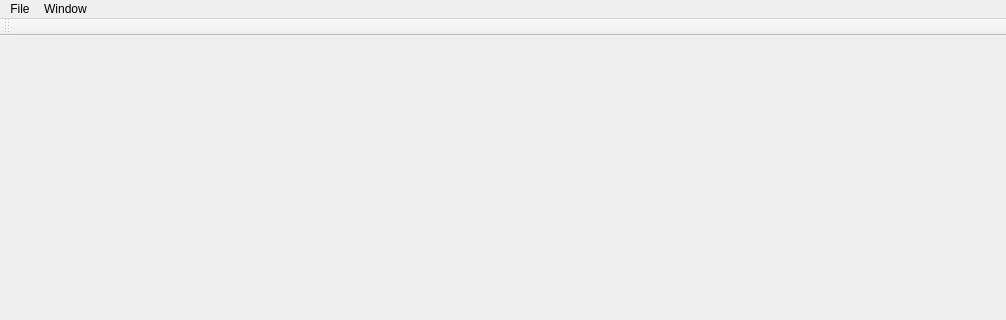
First picture: the form in RoadFeatureExplorer/MainWindow.ui, repository gnishida/StreetDesigner, before the edit; both pictures show x 0 to 1006 and y 0 to 320 of the 1006 by 800 pixel window.
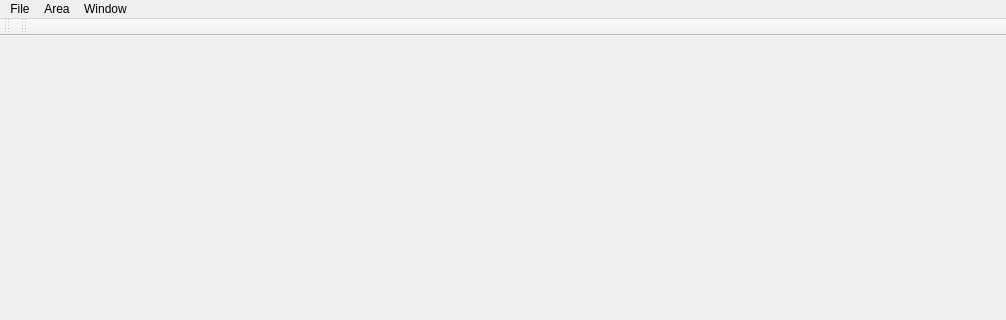
Second picture: the form after the edit. Icons and pictures are not drawn.

```diff
--- a/RoadFeatureExplorer/MainWindow.ui
+++ b/RoadFeatureExplorer/MainWindow.ui
@@ -44,7 +44,14 @@
     </property>
     <addaction name="actionControlWidget"/>
    </widget>
+   <widget class="QMenu" name="menuArea">
+    <property name="title">
+     <string>Area</string>
+    </property>
+    <addaction name="actionHintLine"/>
+   </widget>
    <addaction name="menuFile"/>
+   <addaction name="menuArea"/>
    <addaction name="menuWindow"/>
   </widget>
   <widget class="QToolBar" name="mainToolBar">
@@ -55,7 +62,15 @@
     <bool>false</bool>
    </attribute>
   </widget>
-  <widget class="QStatusBar" name="statusBar"/>
+  <widget class="QToolBar" name="areaToolBar">
+     <attribute name="toolBarArea">
+       <enum>TopToolBarArea</enum>
+     </attribute>
+     <attribute name="toolBarBreak">
+       <bool>false</bool>
+     </attribute>
+   </widget>
+   <widget class="QStatusBar" name="statusBar"/>
   <action name="actionNew">
    <property name="icon">
     <iconset resource="MainWindow.qrc">
```
Left out of the diff: 12 changed lines with no effect on the pictures.
